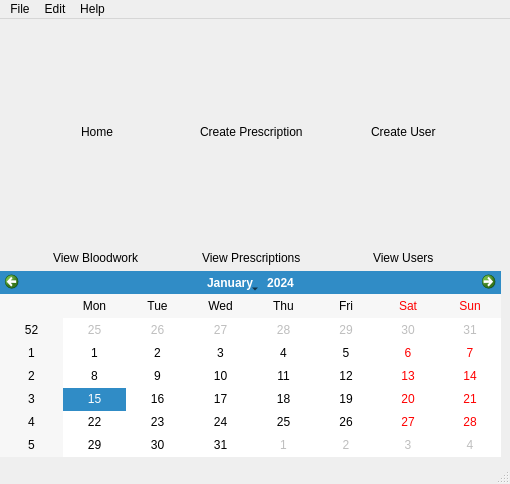
This is mainwindow.ui in dan-yates1/pharmacy-system as Qt 5 draws it before an edit. The edited form follows.
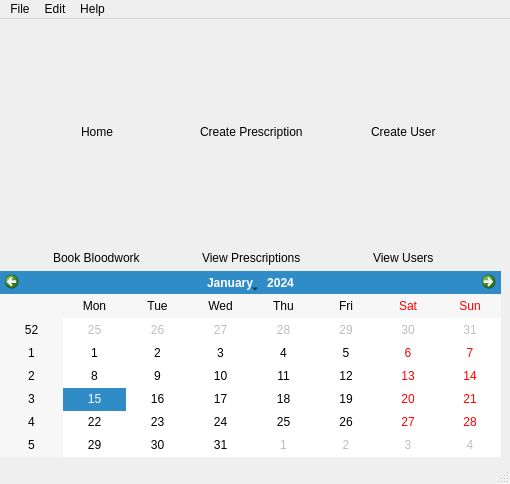
This is the edited form. Icons and pictures are not drawn.

Commit message: Created Bloodwork UI

Patch:
```diff
--- a/mainwindow.ui
+++ b/mainwindow.ui
@@ -36,7 +36,7 @@
        <item row="3" column="0" alignment="Qt::AlignHCenter">
         <widget class="QLabel" name="label_4">
          <property name="text">
-          <string>View Bloodwork</string>
+          <string>Book Bloodwork</string>
          </property>
         </widget>
        </item>
```
Left out of the diff: 2 changed lines with no effect on the pictures. The commit also changes 11 other files.
